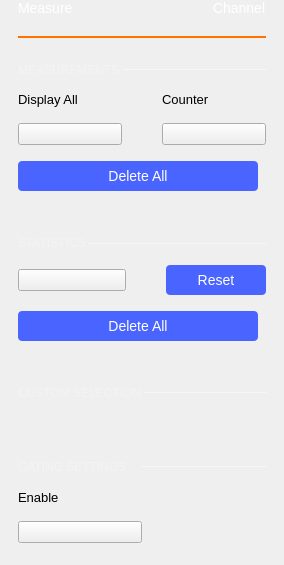
First picture: the form in ui/measure_settings.ui, repository analogdevicesinc/scopy, before the edit.
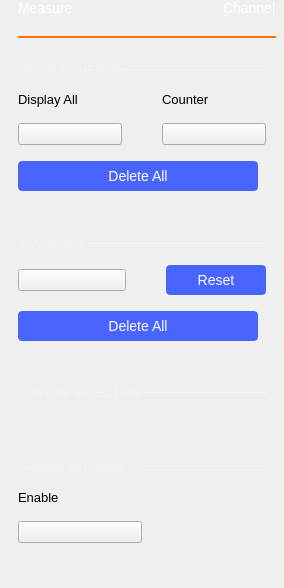
Second picture: the form after the edit. Custom widgets are drawn as their Qt base class.

```diff
--- a/ui/measure_settings.ui
+++ b/ui/measure_settings.ui
@@ -7,7 +7,7 @@
     <x>0</x>
     <y>0</y>
     <width>284</width>
-    <height>565</height>
+    <height>588</height>
    </rect>
   </property>
   <property name="windowTitle">
@@ -24,7 +24,7 @@
     <number>0</number>
    </property>
    <property name="rightMargin">
-    <number>18</number>
+    <number>8</number>
    </property>
    <property name="bottomMargin">
     <number>0</number>
@@ -129,6 +129,42 @@
       </widget>
      </item>
      <item>
+      <widget class="QScrollArea" name="scrollArea">
+       <property name="frameShape">
+        <enum>QFrame::NoFrame</enum>
+       </property>
+       <property name="horizontalScrollBarPolicy">
+        <enum>Qt::ScrollBarAlwaysOff</enum>
+       </property>
+       <property name="widgetResizable">
+        <bool>true</bool>
+       </property>
+       <widget class="QWidget" name="scrollAreaWidgetContents">
+        <property name="geometry">
+         <rect>
+          <x>0</x>
+          <y>-10</y>
+          <width>252</width>
+          <height>545</height>
+         </rect>
+        </property>
+        <layout class="QVBoxLayout" name="verticalLayout_3">
+         <property name="spacing">
+          <number>0</number>
+         </property>
+         <property name="leftMargin">
+          <number>0</number>
+         </property>
+         <property name="topMargin">
+          <number>0</number>
+         </property>
+         <property name="rightMargin">
+          <number>10</number>
+         </property>
+         <property name="bottomMargin">
+          <number>0</number>
+         </property>
+         <item>
       <layout class="QGridLayout" name="gridLayout">
        <property name="topMargin">
         <number>0</number>
@@ -662,7 +698,27 @@
        <property name="sizeHint" stdset="0">
         <size>
          <width>0</width>
-         <height>0</height>
+             <height>197</height>
+            </size>
+           </property>
+          </spacer>
+         </item>
+        </layout>
+       </widget>
+      </widget>
+     </item>
+     <item>
+      <spacer name="verticalSpacer_9">
+       <property name="orientation">
+        <enum>Qt::Vertical</enum>
+       </property>
+       <property name="sizeType">
+        <enum>QSizePolicy::Fixed</enum>
+       </property>
+       <property name="sizeHint" stdset="0">
+        <size>
+         <width>0</width>
+         <height>10</height>
         </size>
        </property>
       </spacer>
```
Lines whose indentation alone changed are shown as unchanged.
